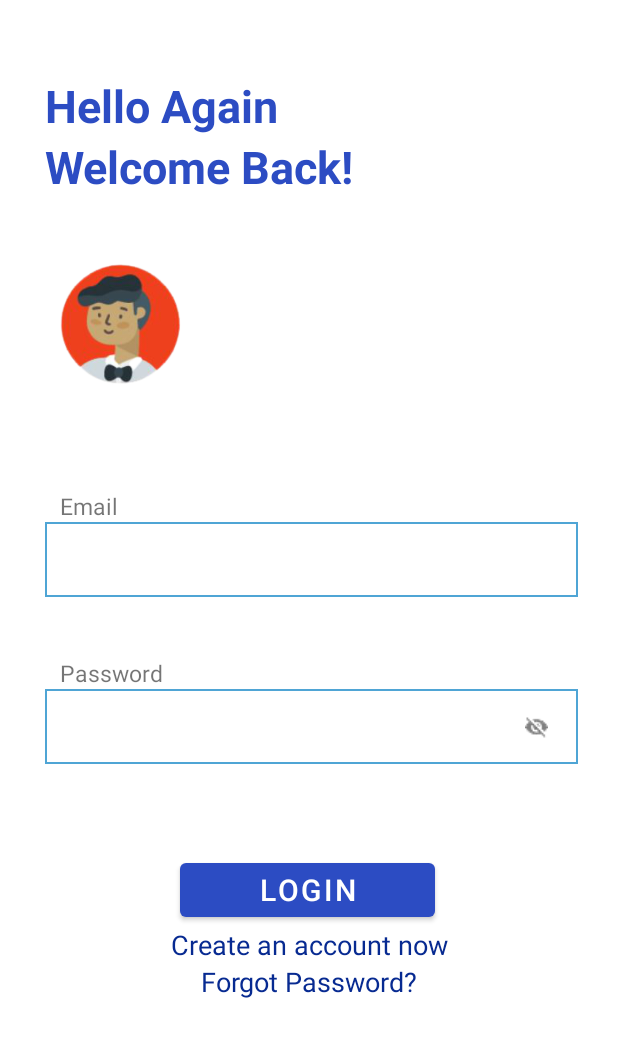
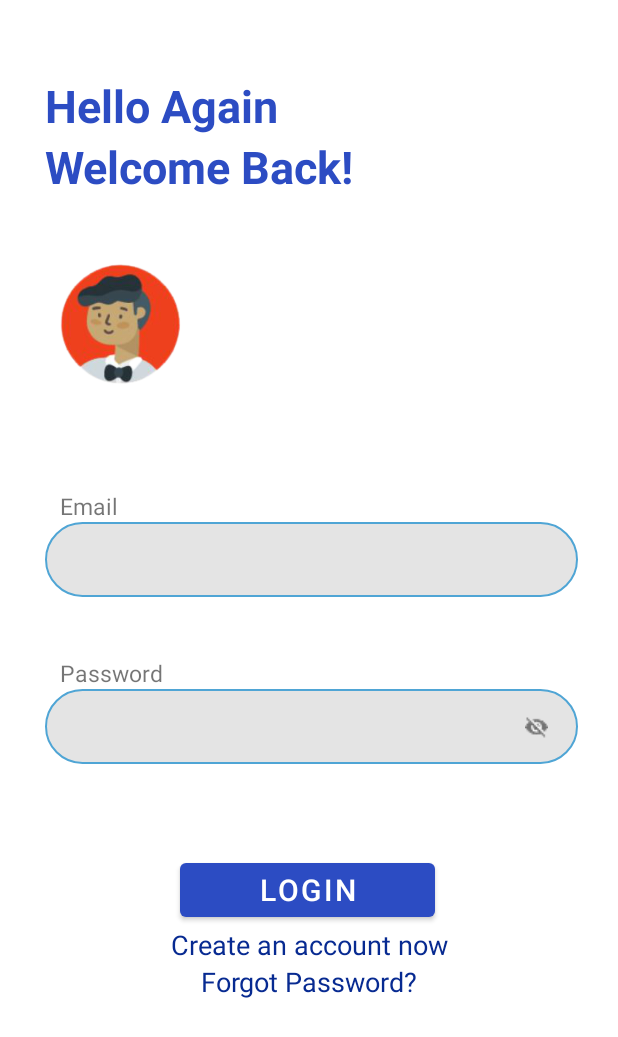
Before and after one commit to leehari-ute/AppTangQua, an Android app: the screen it shows after launch (LoginForm), on a phone screen of 412 x 824 dp. Shown: the top 1037 px of the screen. Run offline under Robolectric (Android 15) with nearby library versions, the phone set to English and light mode, and no system bars; our stand-ins replace Firebase (no records; nobody signed in at launch, a user with empty details on screens opened directly).

Commit message:
[Quynh: refactor] sua border

```diff
--- a/GiftsApp/app/src/main/res/drawable-v24/border.xml
+++ /dev/null
@@ -1,6 +0,0 @@
-<?xml version="1.0" encoding="utf-8"?>
-<shape xmlns:android="http://schemas.android.com/apk/res/android" android:shape="rectangle" >
-    <solid android:color="@android:color/white" />
-    <stroke android:width="1dip" android:color="#4fa5d5"/>
-    <padding android:bottom="10dp" android:left="10dp" android:right="10dp" android:top="10dp"/>
-</shape>
--- a/GiftsApp/app/src/main/res/layout/activity_login_form.xml
+++ b/GiftsApp/app/src/main/res/layout/activity_login_form.xml
@@ -52,6 +52,8 @@
                 android:layout_marginLeft="30dp"
                 android:layout_marginTop="30dp"
                 android:src="@drawable/avaboy" />
+
+
         </LinearLayout>
 
         <TextView
@@ -111,6 +113,8 @@
                 android:layout_marginTop="18dp"/>
 
         </LinearLayout>
+
+
         <Button
             android:id="@+id/btnLogin"
             android:layout_width="170dp"
@@ -140,5 +144,6 @@
             android:textColor="#072A91"
             android:textSize="18sp" />
 
+
     </LinearLayout>
 </androidx.constraintlayout.widget.ConstraintLayout>
```
Also changed, not shown: GiftsApp/app/src/main/res/layout/activity_sign_up_form.xml (+4 -3 lines).
